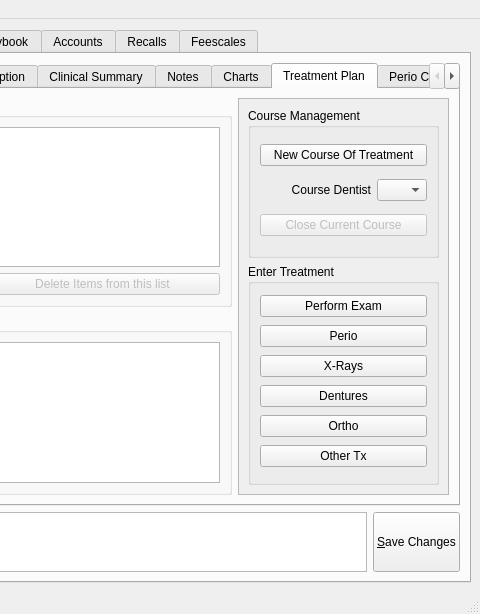
rowinggolfer/openmolar1, file qt-designer/main.ui: the form before one commit; both pictures show x 505 to 985 and y 0 to 614 of the 985 by 614 pixel window.
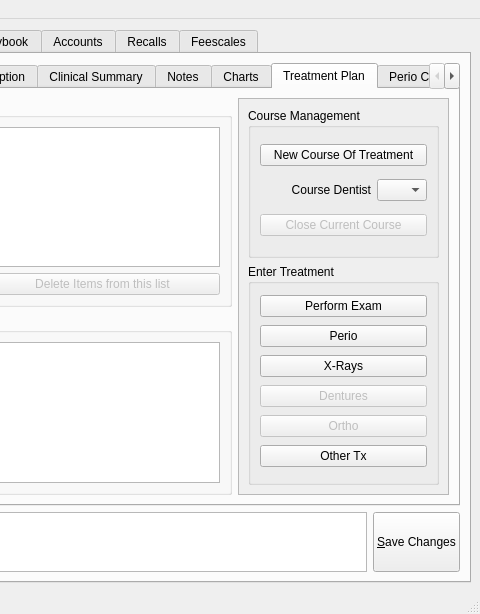
The form after the commit. Icons and pictures are not drawn.

Diff of the .ui file:
```diff
--- a/qt-designer/main.ui
+++ b/qt-designer/main.ui
@@ -2572,8 +2572,8 @@
                    <rect>
                     <x>0</x>
                     <y>0</y>
-                    <width>207</width>
-                    <height>384</height>
+                    <width>208</width>
+                    <height>392</height>
                    </rect>
                   </property>
                   <layout class="QVBoxLayout" name="verticalLayout_11" >
@@ -2698,6 +2698,9 @@
                       </item>
                       <item>
                        <widget class="QPushButton" name="dentureTxpushButton" >
+                        <property name="enabled" >
+                         <bool>false</bool>
+                        </property>
                         <property name="sizePolicy" >
                          <sizepolicy vsizetype="Fixed" hsizetype="Preferred" >
                           <horstretch>0</horstretch>
@@ -2717,6 +2720,9 @@
                       </item>
                       <item>
                        <widget class="QPushButton" name="OrthoTxpushButton" >
+                        <property name="enabled" >
+                         <bool>false</bool>
+                        </property>
                         <property name="sizePolicy" >
                          <sizepolicy vsizetype="Fixed" hsizetype="Preferred" >
                           <horstretch>0</horstretch>
```
Left out of the diff: 48 changed lines with no effect on the pictures.
